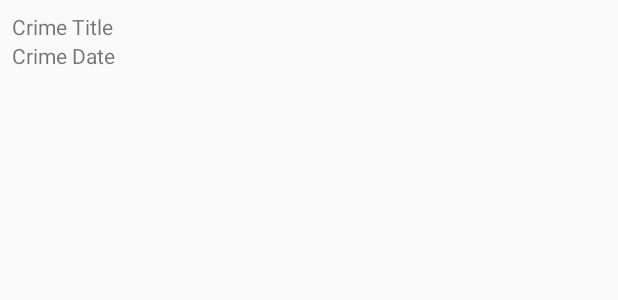
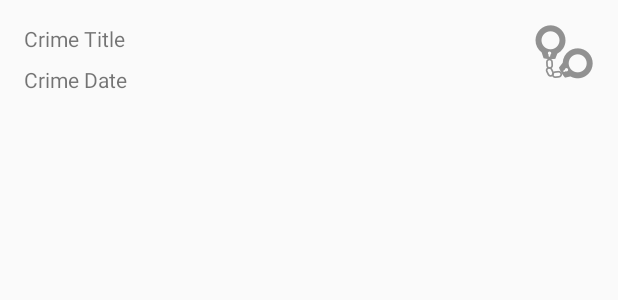
Before and after one commit to KranthiChinnakotla/bignerd, an Android app: the layout row_list_item.xml on its own in the app's theme, with its tools: preview values and no code run, on a phone screen of 412 x 824 dp. Shown: the top 300 px of the screen. Run offline under Robolectric (Android 15) with nearby library versions, the phone set to English and light mode, and no system bars.

```diff
--- a/CriminalIntent/app/src/main/java/com/bignerdranch/android/model/CrimeLab.java
+++ b/CriminalIntent/app/src/main/java/com/bignerdranch/android/model/CrimeLab.java
@@ -44,7 +44,7 @@ public class CrimeLab {
 
     public Crime getCrime(UUID id) {
         for (Crime c : mCrimes) {
-            if (c.getId() == id) {
+            if (c.getId().equals(id)) {
                 return c;
             }
         }
--- a/CriminalIntent/app/src/main/res/layout/row_list_item.xml
+++ b/CriminalIntent/app/src/main/res/layout/row_list_item.xml
@@ -1,20 +1,57 @@
 <?xml version="1.0" encoding="utf-8"?>
-<LinearLayout xmlns:android="http://schemas.android.com/apk/res/android"
-              android:layout_width="match_parent"
-              android:layout_height="wrap_content"
-              android:orientation="vertical"
-              android:padding="8dp">
+<android.support.constraint.ConstraintLayout xmlns:android="http://schemas.android.com/apk/res/android"
+                                             xmlns:app="http://schemas.android.com/apk/res-auto"
+                                             xmlns:tools="http://schemas.android.com/tools"
+                                             android:layout_width="match_parent"
+                                             android:layout_height="wrap_content"
+                                             android:orientation="vertical"
+                                             tools:layout_editor_absoluteY="81dp"
+                                             tools:layout_editor_absoluteX="0dp">
 
     <TextView
         android:id="@+id/row_CrimeTitle"
-        android:layout_width="match_parent"
+        android:layout_width="0dp"
         android:layout_height="wrap_content"
-        android:text="@string/crime_title"/>
+        android:text="@string/crime_title"
+        tools:layout_conversion_absoluteX="8dp"
+        tools:layout_conversion_absoluteY="8dp"
+        tools:layout_conversion_absoluteWidth="368dp"
+        tools:layout_conversion_absoluteHeight="16dp"
+        android:layout_marginRight="8dp"
+        app:layout_constraintRight_toRightOf="parent"
+        app:layout_constraintTop_toTopOf="parent"
+        android:layout_marginTop="16dp"
+        android:layout_marginLeft="16dp"
+        app:layout_constraintLeft_toLeftOf="parent"
+        app:layout_constraintHorizontal_bias="0.503"/>
 
     <TextView
         android:id="@+id/row_CrimeDate"
-        android:layout_width="match_parent"
+        android:layout_width="0dp"
         android:layout_height="wrap_content"
-        android:text="@string/crime_date"/>
+        android:text="@string/crime_date"
+        tools:layout_conversion_absoluteX="8dp"
+        tools:layout_conversion_absoluteY="24dp"
+        tools:layout_conversion_absoluteWidth="368dp"
+        tools:layout_conversion_absoluteHeight="16dp"
+        android:layout_marginLeft="16dp"
+        app:layout_constraintLeft_toLeftOf="parent"
+        android:layout_marginRight="8dp"
+        app:layout_constraintRight_toRightOf="parent"
+        app:layout_constraintHorizontal_bias="0.0"
+        android:layout_marginTop="8dp"
+        app:layout_constraintTop_toBottomOf="@+id/row_CrimeTitle"/>
 
-</LinearLayout>
+    <ImageView
+        android:layout_width="wrap_content"
+        android:layout_height="wrap_content"
+        app:srcCompat="@drawable/ic_solved"
+        android:id="@+id/ic_solved_imageView"
+        app:layout_constraintTop_toTopOf="parent"
+        app:layout_constraintBottom_toBottomOf="parent"
+        android:layout_marginRight="16dp"
+        android:layout_marginTop="16dp"
+        android:layout_marginBottom="16dp"
+        app:layout_constraintRight_toRightOf="parent"/>
+
+</android.support.constraint.ConstraintLayout>
```
Also changed, not shown: CriminalIntent/app/src/main/java/com/bignerdranch/android/criminalintent/CrimeActivity.java (+11 -0 lines), CriminalIntent/app/src/main/java/com/bignerdranch/android/criminalintent/CrimeFragment.java (+7 -1 lines), CriminalIntent/app/src/main/java/com/bignerdranch/android/criminalintent/CrimeListFragment.java (+27 -24 lines), CriminalIntent/app/src/main/java/com/bignerdranch/android/model/Crime.java (+12 -4 lines), CriminalIntent/app/src/main/res/drawable-hdpi/ic_solved.png (added), CriminalIntent/app/src/main/res/drawable-mdpi/ic_solved.png (added), CriminalIntent/app/src/main/res/drawable-xhdpi/ic_solved.png (added), CriminalIntent/app/src/main/res/drawable-xxhdpi/ic_solved.png (added), CriminalIntent/app/src/main/res/drawable-xxxhdpi/ic_solved.png (added).
